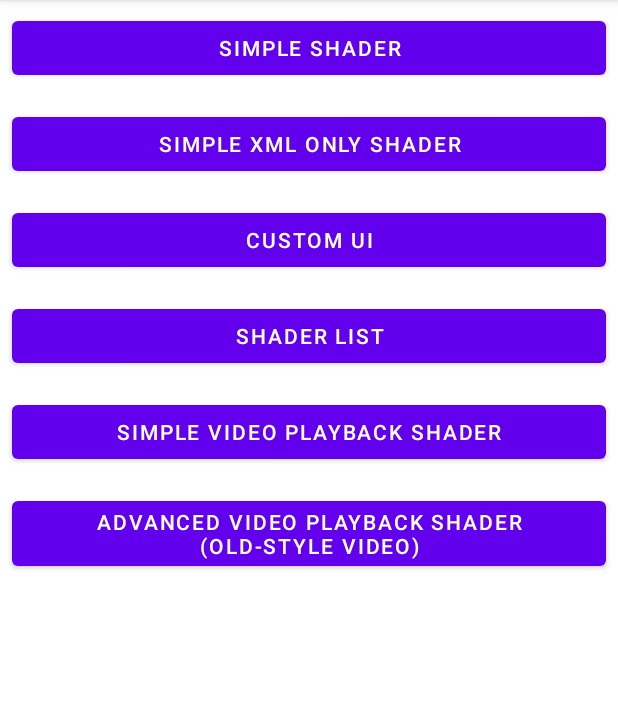
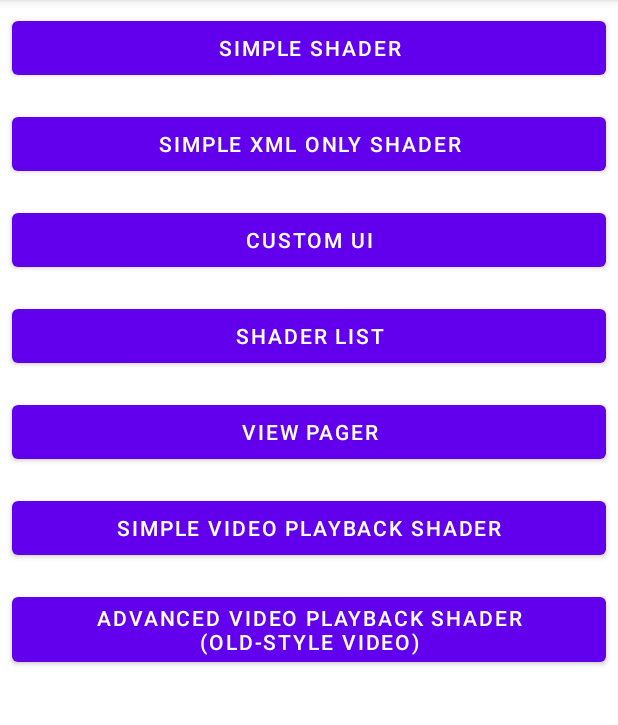
Before and after one commit to appspell/ShaderView, an Android app: the screen it shows after launch (MenuActivity), on a phone screen of 412 x 824 dp, the part 84-809 px from its top. Run offline under Robolectric (Android 15) with nearby library versions, the phone set to English and light mode, and no system bars.

Commit message:
[Issue-7] PagerView

```diff
--- a/demo/build.gradle
+++ b/demo/build.gradle
@@ -44,6 +44,8 @@ dependencies {
     implementation 'com.google.android.material:material:1.4.0'
     implementation 'androidx.constraintlayout:constraintlayout:2.0.4'
 
+    implementation 'androidx.viewpager2:viewpager2:1.0.0'
+
     // for video demo
     implementation 'com.google.android.exoplayer:exoplayer-core:2.14.1'
     implementation 'com.google.android.exoplayer:exoplayer-ui:2.14.1'
--- a/demo/src/main/AndroidManifest.xml
+++ b/demo/src/main/AndroidManifest.xml
@@ -9,7 +9,7 @@
         android:roundIcon="@mipmap/ic_launcher_round"
         android:supportsRtl="true"
         android:theme="@style/Theme.ShaderView">
-        <activity android:name=".ui.UiActivity"></activity>
+        <activity android:name=".ui.UiActivity" />
         <activity android:name=".MenuActivity">
             <intent-filter>
                 <action android:name="android.intent.action.MAIN" />
@@ -22,6 +22,7 @@
         <activity android:name=".simple.SimpleShaderActivity" />
         <activity android:name=".simple.SimpleOnlyXMLShaderActivity" />
         <activity android:name=".list.ShaderListActivity" />
+        <activity android:name=".viewpager.ViewPagerActivity" />
     </application>
 
 </manifest>
--- a/demo/src/main/java/com/appspell/shaderview/demo/MenuActivity.kt
+++ b/demo/src/main/java/com/appspell/shaderview/demo/MenuActivity.kt
@@ -10,6 +10,7 @@ import com.appspell.shaderview.demo.simple.SimpleShaderActivity
 import com.appspell.shaderview.demo.ui.UiActivity
 import com.appspell.shaderview.demo.video.VideoActivity
 import com.appspell.shaderview.demo.video.VideoAdvancedActivity
+import com.appspell.shaderview.demo.viewpager.ViewPagerActivity
 
 class MenuActivity : AppCompatActivity() {
     override fun onCreate(savedInstanceState: Bundle?) {
@@ -21,6 +22,7 @@ class MenuActivity : AppCompatActivity() {
         binding.simpleXmlOnlyShader.setOnClickListener { open(SimpleOnlyXMLShaderActivity::class.java) }
         binding.customUi.setOnClickListener { open(UiActivity::class.java) }
         binding.shaderList.setOnClickListener { open(ShaderListActivity::class.java) }
+        binding.viewPager.setOnClickListener { open(ViewPagerActivity::class.java) }
         binding.simpleVideo.setOnClickListener { open(VideoActivity::class.java) }
         binding.advancedVideo.setOnClickListener { open(VideoAdvancedActivity::class.java) }
     }
--- a/demo/src/main/res/layout/activity_menu.xml
+++ b/demo/src/main/res/layout/activity_menu.xml
@@ -33,6 +33,13 @@
         android:text="@string/button_shader_list" />
 
     <Button
+        android:id="@+id/viewPager"
+        android:layout_width="match_parent"
+        android:layout_height="wrap_content"
+        android:layout_margin="@dimen/margin"
+        android:text="@string/button_view_pager" />
+
+    <Button
         android:id="@+id/simpleVideo"
         android:layout_width="match_parent"
         android:layout_height="wrap_content"
--- a/demo/src/main/res/values/strings.xml
+++ b/demo/src/main/res/values/strings.xml
@@ -1,6 +1,7 @@
 <resources>
     <string name="app_name">ShaderView</string>
     <string name="button_shader_list">shader list</string>
+    <string name="button_view_pager">view pager</string>
     <string name="button_simple_XML_only_shader">simple XML only shader</string>
     <string name="button_simple_shader">simple shader</string>
     <string name="button_simple_video_playback_shader">simple video playback shader</string>
```
Also changed, not shown: demo/src/main/java/com/appspell/shaderview/demo/viewpager/ViewPagerActivity.kt (added, +67 -0 lines), demo/src/main/res/layout/activity_view_pager.xml (added, +13 -0 lines).
